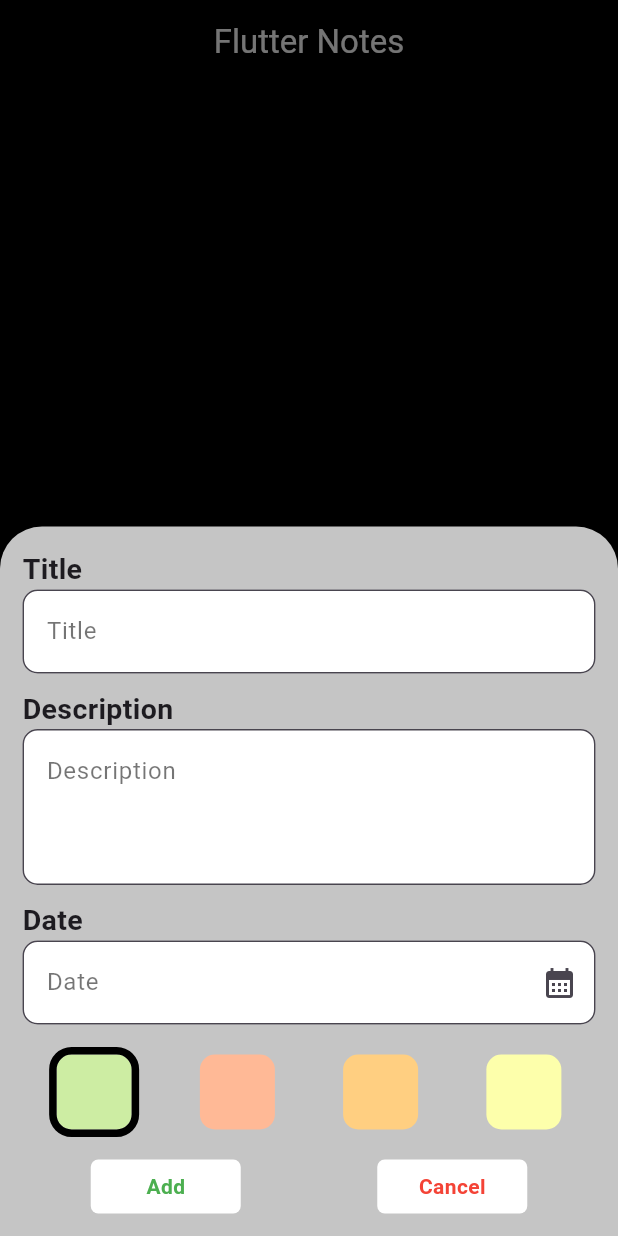
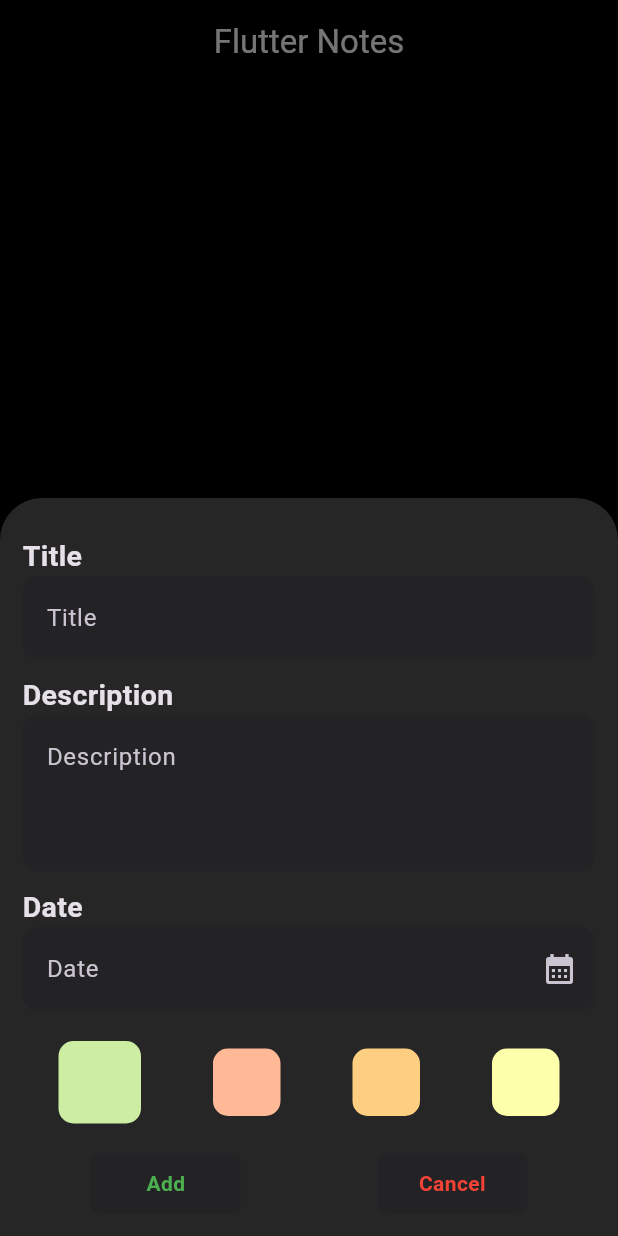
Before and after one commit to antonyaiwin/flutter_notes_app, a Flutter app: the screen it shows after launch, after a tap on the "add" icon, on a phone screen of 412 x 824 dp. Run offline on Flutter 3.47's test engine with Material 3 defaults, Android fonts, the phone set to English and light mode, and no system bars; our stand-ins replace hive_flutter, share_plus; accounts and stored records are empty.

Commit message:
some ui improvements

```diff
--- a/lib/core/constants/color_constants.dart
+++ b/lib/core/constants/color_constants.dart
@@ -7,6 +7,8 @@ class ColorConstants {
   static Color color4 = const Color(0xFFFDFFAB);
   static Color scaffoldBackgroundColor = Colors.black;
   static Color bottomSheetBackgroundColor =
-      const Color.fromARGB(255, 197, 197, 197);
+      const Color.fromARGB(255, 38, 38, 39);
   static Color primaryWhite = Colors.white;
+  static Color primaryBlack = Colors.black;
+  static Color inputFillColor = const Color.fromARGB(255, 35, 34, 36);
 }
--- a/lib/main.dart
+++ b/lib/main.dart
@@ -21,6 +21,7 @@ class MyApp extends StatelessWidget {
       debugShowCheckedModeBanner: false,
       theme: ThemeData(
         useMaterial3: true,
+        brightness: Brightness.dark,
         scaffoldBackgroundColor: ColorConstants.scaffoldBackgroundColor,
         appBarTheme: AppBarTheme(
           backgroundColor: ColorConstants.scaffoldBackgroundColor,
@@ -28,6 +29,17 @@ class MyApp extends StatelessWidget {
         ),
         bottomSheetTheme: BottomSheetThemeData(
             backgroundColor: ColorConstants.bottomSheetBackgroundColor),
+        inputDecorationTheme: InputDecorationTheme(
+          focusedBorder: OutlineInputBorder(
+              borderRadius: BorderRadius.circular(10),
+              borderSide: BorderSide(
+                  color: ColorConstants.primaryWhite.withOpacity(0.5))),
+          border: OutlineInputBorder(
+              borderRadius: BorderRadius.circular(10),
+              borderSide: BorderSide.none),
+          filled: true,
+          fillColor: ColorConstants.inputFillColor,
+        ),
       ),
       home: const SplashScreen(),
     );
--- a/lib/view/home_screen/widgets/add_note_form.dart
+++ b/lib/view/home_screen/widgets/add_note_form.dart
@@ -1,5 +1,6 @@
 import 'package:flutter/material.dart';
 import 'package:intl/intl.dart';
+import 'package:notes_app/core/constants/color_constants.dart';
 import 'package:notes_app/model/note_model.dart';
 
 import '../../../controller/note_screen_controller.dart';
@@ -44,9 +45,10 @@ class _AddNoteFormState extends State<AddNoteForm> {
   Widget build(BuildContext context) {
     return Container(
       margin: EdgeInsets.only(bottom: MediaQuery.of(context).viewInsets.bottom),
-      padding: const EdgeInsets.all(15),
+      padding: const EdgeInsets.all(15).copyWith(top: 25),
       child: Form(
         key: formKey,
+        child: SingleChildScrollView(
           child: Column(
             mainAxisSize: MainAxisSize.min,
             crossAxisAlignment: CrossAxisAlignment.start,
@@ -60,14 +62,8 @@ class _AddNoteFormState extends State<AddNoteForm> {
               ),
               TextFormField(
                 controller: titleController,
-              decoration: InputDecoration(
+                decoration: const InputDecoration(
                   hintText: 'Title',
-                hintStyle: const TextStyle(color: Colors.black54),
-                border: OutlineInputBorder(
-                  borderRadius: BorderRadius.circular(10),
-                ),
-                filled: true,
-                fillColor: Colors.white,
                 ),
                 validator: (value) {
                   if (value!.isEmpty) {
@@ -88,14 +84,8 @@ class _AddNoteFormState extends State<AddNoteForm> {
                 controller: descriptionController,
                 maxLines: 3,
                 minLines: 3,
-              decoration: InputDecoration(
+                decoration: const InputDecoration(
                   hintText: 'Description',
-                hintStyle: const TextStyle(color: Colors.black54),
-                border: OutlineInputBorder(
-                  borderRadius: BorderRadius.circular(10),
-                ),
-                filled: true,
-                fillColor: Colors.white,
                 ),
                 validator: (value) {
                   if (value!.isEmpty) {
@@ -122,19 +112,14 @@ class _AddNoteFormState extends State<AddNoteForm> {
                     lastDate: DateTime(2030),
                   );
                   if (date != null) {
-                  dateController.text = DateFormat('MMM dd, yyyy').format(date);
+                    dateController.text =
+                        DateFormat('MMM dd, yyyy').format(date);
                   }
                 },
                 controller: dateController,
-              decoration: InputDecoration(
+                decoration: const InputDecoration(
                   hintText: 'Date',
-                hintStyle: const TextStyle(color: Colors.black54),
-                suffixIcon: const Icon(Icons.calendar_month),
-                border: OutlineInputBorder(
-                  borderRadius: BorderRadius.circular(10),
-                ),
-                filled: true,
-                fillColor: Colors.white,
+                  suffixIcon: Icon(Icons.calendar_month),
                 ),
                 validator: (value) {
                   if (value!.isEmpty) {
@@ -154,19 +139,14 @@ class _AddNoteFormState extends State<AddNoteForm> {
                         selectedColorIndex = index;
                       });
                     },
-                  child: Container(
-                    height: 50,
-                    width: 50,
+                    borderRadius: BorderRadius.circular(10),
+                    child: Ink(
+                      height: selectedColorIndex == index ? 55 : 45,
+                      width: selectedColorIndex == index ? 55 : 45,
                       decoration: BoxDecoration(
                         color: NotesScreenController.bgColorList[index],
                         borderRadius: BorderRadius.circular(10),
-                        border: selectedColorIndex == index
-                            ? Border.all(
-                                color: Colors.black,
-                                width: 5,
-                                strokeAlign: BorderSide.strokeAlignOutside,
-                              )
-                            : null),
+                      ),
                     ),
                   ),
                 ),
@@ -204,14 +184,15 @@ class _AddNoteFormState extends State<AddNoteForm> {
                       Navigator.pop(context);
                       widget.onComplete!();
                     },
-                  child: Container(
+                    borderRadius: BorderRadius.circular(5),
+                    child: Ink(
                       width: 100,
-                    padding: const EdgeInsets.symmetric(vertical: 8),
-                    alignment: Alignment.center,
+                      padding: const EdgeInsets.symmetric(vertical: 10),
                       decoration: BoxDecoration(
-                      color: Colors.white,
+                        color: ColorConstants.inputFillColor,
                         borderRadius: BorderRadius.circular(5),
                       ),
+                      child: Center(
                         child: Text(
                           widget.isEdit ? 'Save' : 'Add',
                           style: const TextStyle(
@@ -221,23 +202,26 @@ class _AddNoteFormState extends State<AddNoteForm> {
                         ),
                       ),
                     ),
+                  ),
                   InkWell(
                     onTap: () {
                       Navigator.pop(context);
                     },
-                  child: Container(
+                    borderRadius: BorderRadius.circular(5),
+                    child: Ink(
                       width: 100,
-                    padding: const EdgeInsets.symmetric(vertical: 8),
-                    alignment: Alignment.center,
+                      padding: const EdgeInsets.symmetric(vertical: 10),
                       decoration: BoxDecoration(
-                      color: Colors.white,
+                        color: ColorConstants.inputFillColor,
                         borderRadius: BorderRadius.circular(5),
                       ),
-                    child: const Text(
+                      child: const Center(
+                        child: Text(
                           'Cancel',
                           style: TextStyle(
                             color: Colors.red,
                             fontWeight: FontWeight.bold,
+                          ),
                         ),
                       ),
                     ),
@@ -247,6 +231,7 @@ class _AddNoteFormState extends State<AddNoteForm> {
             ],
           ),
         ),
+      ),
     );
   }
 }
--- a/lib/view/home_screen/widgets/note_card.dart
+++ b/lib/view/home_screen/widgets/note_card.dart
@@ -1,5 +1,6 @@
 import 'package:flutter/material.dart';
 import 'package:notes_app/controller/note_screen_controller.dart';
+import 'package:notes_app/core/constants/color_constants.dart';
 
 import '../../../model/note_model.dart';
 
@@ -17,7 +18,11 @@ class NoteCard extends StatelessWidget {
   final void Function()? onSharePressed;
   @override
   Widget build(BuildContext context) {
-    return Container(
+    return DefaultTextStyle(
+      style: TextStyle(color: ColorConstants.primaryBlack),
+      child: IconTheme(
+        data: IconThemeData(color: ColorConstants.primaryBlack),
+        child: Container(
           padding: const EdgeInsets.symmetric(vertical: 10, horizontal: 15),
           decoration: BoxDecoration(
               borderRadius: BorderRadius.circular(10),
@@ -32,7 +37,7 @@ class NoteCard extends StatelessWidget {
                     item.title,
                     style: Theme.of(context).textTheme.titleLarge!.copyWith(
                         fontWeight: FontWeight.bold,
-                    ),
+                        color: ColorConstants.primaryBlack),
                   )),
                   IconButton(
                     onPressed: onEditPressed,
@@ -61,6 +66,8 @@ class NoteCard extends StatelessWidget {
               )
             ],
           ),
+        ),
+      ),
     );
   }
 }
```
Lines whose indentation alone changed are shown as unchanged.
